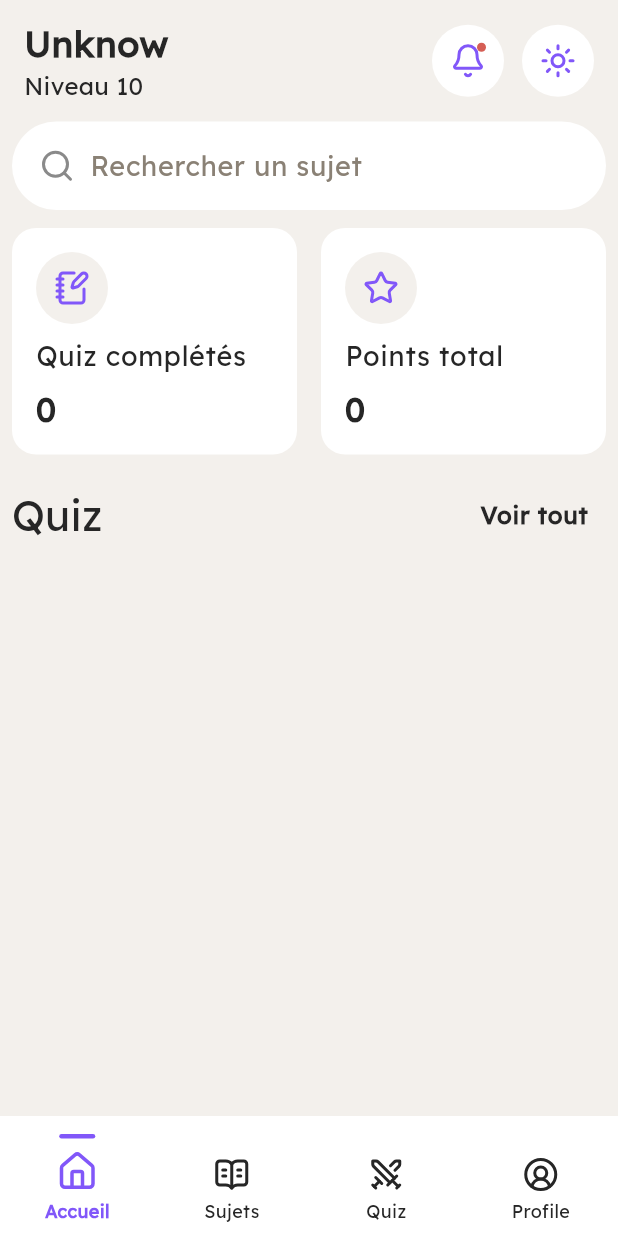
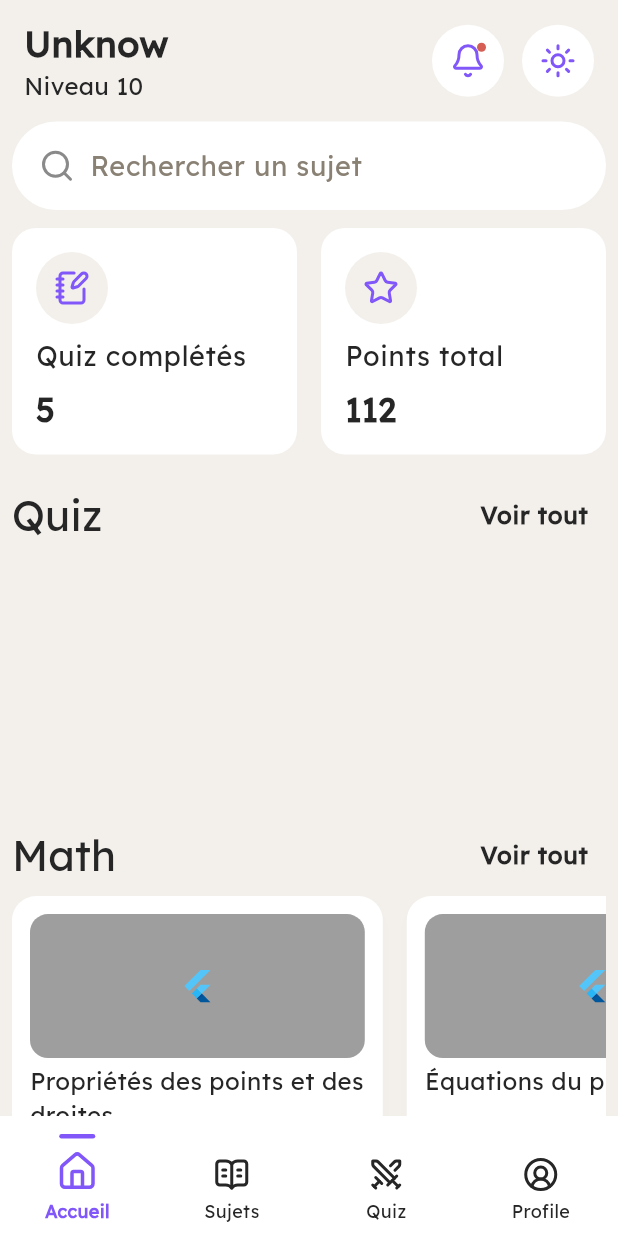
Before and after one commit to Just2sire/flutter_fire_miabe_quiz, a Flutter app: the HomePage screen opened by its route, on a phone screen of 412 x 824 dp. Run offline on Flutter 3.47's test engine with Material 3 defaults, Android fonts, the phone set to English and light mode, and no system bars; our stand-ins replace go_router, lucide_icons_flutter, shared_preferences; accounts and stored records are empty.

Commit message:
feat: implement SubjectPage and AppProgressIndicator, refactor HomePage and routing

```diff
--- a/lib/core/routing/router.dart
+++ b/lib/core/routing/router.dart
@@ -1,8 +1,6 @@
 import "package:flutter/material.dart";
 import "package:go_router/go_router.dart";
 import "package:miabe_quiz/core/routing/app_routes.dart";
-import "package:miabe_quiz/presentation/pages/app_shell.dart";
-import "package:miabe_quiz/presentation/pages/home_page.dart";
 import "package:miabe_quiz/presentation/pages/index.dart";
 
 final appRouter = GoRouter(
@@ -35,7 +33,8 @@ final appRouter = GoRouter(
             GoRoute(
               path: AppRoutes.subjects,
               builder: (context, state) =>
-                  const Scaffold(body: Center(child: Text("Sujets"))),
+                  const SubjectPage(),
+              // routes: const []
             ),
           ],
         ),
--- a/lib/presentation/pages/home_page.dart
+++ b/lib/presentation/pages/home_page.dart
@@ -3,11 +3,13 @@ import "package:lucide_icons_flutter/lucide_icons.dart";
 import "package:miabe_quiz/core/extensions/build_context_extensions.dart";
 import "package:miabe_quiz/core/extensions/string_extensions.dart";
 import "package:miabe_quiz/core/helpers/icon_resolver.dart";
+import "package:miabe_quiz/core/theme/app_colors.dart";
 import "package:miabe_quiz/core/theme/app_spacing.dart";
+import "package:miabe_quiz/domain/entities/lesson.dart";
 import "package:miabe_quiz/domain/entities/subject.dart" show Subject;
 import "package:miabe_quiz/presentation/providers/index.dart";
 import "package:miabe_quiz/presentation/widgets/index.dart"
-    show AppScaffold, AppTextFormField, AppTopbar;
+    show AppScaffold, AppTextFormField, AppTopbar, AppProgressIndicator;
 import "package:provider/provider.dart";
 
 class HomePage extends StatefulWidget {
@@ -21,8 +23,8 @@ class HomePage extends StatefulWidget {
 
 class _HomePageState extends State<HomePage> {
   final List<_CardData> cardData = [
-    (icon: LucideIcons.notebookPen, label: "Quiz complétés", value: 0),
-    (icon: LucideIcons.star, label: "Points total", value: 0),
+    (icon: LucideIcons.notebookPen, label: "Quiz complétés", value: 05),
+    (icon: LucideIcons.star, label: "Points total", value: 112),
   ];
   @override
   Widget build(BuildContext context) {
@@ -33,6 +35,7 @@ class _HomePageState extends State<HomePage> {
     final subjectProvider = context.read<SubjectsProvider>();
 
     return AppScaffold(
+      scrollable: true,
       padding: context.isMobile
           ? AppSpacing.screenPadding
           : AppSpacing.screenPaddingLg,
@@ -94,6 +97,122 @@ class _HomePageState extends State<HomePage> {
             spacing: AppSpacing.lg,
             children: List.generate(2, (index) {
               final (:icon, :label, :value) = cardData[index];
+              return HomeCard(
+                theme: theme,
+                icon: icon,
+                colorScheme: colorScheme,
+                label: label,
+                textTheme: textTheme,
+                value: value,
+              );
+            }),
+          ),
+          AppSpacing.gapVMd,
+          Row(
+            mainAxisAlignment: .spaceBetween,
+            children: [
+              Text("Quiz", style: textTheme.headlineMedium),
+              TextButton(onPressed: () {}, child: const Text("Voir tout")),
+            ],
+          ),
+          SizedBox(
+            height: AppSpacing.yotta * 1.65,
+            child: ListView.builder(
+              scrollDirection: .horizontal,
+              itemCount: subjectProvider.subjects.length,
+              itemBuilder: (context, index) {
+                final Subject(
+                  :colorHex,
+                  :iconName,
+                  :name,
+                  :totalLessons,
+                  :totalQuizzes,
+                  :progress,
+                ) = subjectProvider.subjects[index];
+                return SubjectCard(
+                  colorHex: colorHex,
+                  iconName: iconName,
+                  name: name,
+                  textTheme: textTheme,
+                  totalLessons: totalLessons,
+                  totalQuizzes: totalQuizzes,
+                  progress: progress,
+                );
+              },
+            ),
+          ),
+          AppSpacing.gapVMd,
+          Row(
+            mainAxisAlignment: .spaceBetween,
+            children: [
+              Text("Math", style: textTheme.headlineMedium),
+              TextButton(onPressed: () {}, child: const Text("Voir tout")),
+            ],
+          ),
+          FutureBuilder(
+            future: getMathLessons(),
+            builder: (context, snapshot) {
+              if (snapshot.connectionState == .waiting) {
+                return const Center(child: CircularProgressIndicator());
+              }
+
+              if (snapshot.connectionState == .done && snapshot.hasData) {
+                final lessons = snapshot.data!;
+                return SizedBox(
+                  height: AppSpacing.yotta * 1.825,
+                  child: ListView.builder(
+                    scrollDirection: .horizontal,
+                    itemCount: lessons.length,
+                    itemBuilder: (context, index) {
+                      final Lesson(
+                        :unitId,
+                        :title,
+                        // :thumbnailAsset,
+                      ) = lessons[index];
+                      return LessonCard(title: title, textTheme: textTheme);
+                    },
+                  ),
+                );
+              }
+
+              return const Center(
+                child: Text("Erreur lors du chargement des données"),
+              );
+            },
+          ),
+        ],
+      ),
+    );
+  }
+
+  Future<List<Lesson>> getMathLessons() async {
+    final lessons = await context.read<SubjectsProvider>().lessonsForSubject(
+      "math",
+    );
+    return lessons;
+  }
+}
+
+class HomeCard extends StatelessWidget {
+  const HomeCard({
+    required this.theme,
+    required this.icon,
+    required this.colorScheme,
+    required this.label,
+    required this.textTheme,
+    required this.value,
+    super.key,
+  });
+
+  final ThemeData theme;
+  final IconData icon;
+  final ColorScheme colorScheme;
+  final String label;
+  final TextTheme textTheme;
+  final num value;
+
+  @override
+  Widget build(BuildContext context) {
     return Expanded(
       child: Builder(
         builder: (context) {
@@ -101,17 +220,13 @@ class _HomePageState extends State<HomePage> {
           return Card(
             margin: EdgeInsets.zero,
             child: Container(
-                        padding: isMobile
-                            ? AppSpacing.insetLg
-                            : AppSpacing.insetXxl,
+              padding: isMobile ? AppSpacing.insetLg : AppSpacing.insetXxl,
               decoration: const BoxDecoration(
                 borderRadius: AppSpacing.roundedXxl,
               ),
               child: isMobile
                   ? Column(
-                                spacing: isMobile
-                                    ? AppSpacing.sm
-                                    : AppSpacing.xxl,
+                      spacing: isMobile ? AppSpacing.sm : AppSpacing.xxl,
                       crossAxisAlignment: .start,
                       children: [
                         Container(
@@ -120,10 +235,7 @@ class _HomePageState extends State<HomePage> {
                             shape: .circle,
                             color: theme.scaffoldBackgroundColor,
                           ),
-                                    child: Icon(
-                                      icon,
-                                      color: colorScheme.secondary,
-                                    ),
+                          child: Icon(icon, color: colorScheme.secondary),
                         ),
                         Text(label, style: textTheme.bodyLarge),
                         Text(
@@ -158,66 +270,147 @@ class _HomePageState extends State<HomePage> {
         },
       ),
     );
-            }),
+  }
+}
+
+class LessonCard extends StatelessWidget {
+  const LessonCard({required this.title, required this.textTheme, super.key});
+
+  final String title;
+  final TextTheme textTheme;
+
+  @override
+  Widget build(BuildContext context) {
+    return Card(
+      elevation: AppSpacing.elevationMd,
+      margin: const EdgeInsets.only(right: AppSpacing.lg),
+      child: Container(
+        width: context.isMobile
+            ? context.screenWidth * 0.6
+            : context.screenWidth * 0.25,
+        padding: AppSpacing.insetMd,
+        decoration: const BoxDecoration(borderRadius: AppSpacing.roundedXl),
+        child: Column(
+          mainAxisSize: .min,
+          spacing: AppSpacing.xs,
+          crossAxisAlignment: .start,
+          children: [
+            Container(
+              height: AppSpacing.yotta,
+              alignment: .center,
+              decoration: const BoxDecoration(
+                borderRadius: AppSpacing.roundedLg,
+                color: Colors.grey,
               ),
-          AppSpacing.gapVMd,
-          Row(
-            mainAxisAlignment: .spaceBetween,
-            children: [
-              Text("Quiz", style: textTheme.headlineMedium),
-              TextButton(onPressed: () {}, child: const Text("Voir tout")),
+              child: const FlutterLogo(),
+            ),
+            Text(
+              title,
+              style: textTheme.bodyMedium,
+              maxLines: 2,
+              overflow: .ellipsis,
+            ),
           ],
         ),
-          SizedBox(
-            height: AppSpacing.yotta * 1.5,
-            child: ListView(
-              scrollDirection: .horizontal,
-              children: List.generate(subjectProvider.subjects.length, (index) {
-                final Subject(
-                  :colorHex,
-                  :iconName,
-                  :name,
-                  :totalLessons,
-                  :totalQuizzes,
-                ) = subjectProvider.subjects[index];
+      ),
+    );
+  }
+}
+
+class SubjectCard extends StatelessWidget {
+  const SubjectCard({
+    required this.colorHex,
+    required this.iconName,
+    required this.name,
+    required this.textTheme,
+    required this.totalLessons,
+    required this.totalQuizzes,
+    required this.progress,
+    super.key,
+  });
+
+  final String colorHex;
+  final String iconName;
+  final String name;
+  final TextTheme textTheme;
+  final int totalLessons;
+  final int totalQuizzes;
+  final double progress;
+
+  @override
+  Widget build(BuildContext context) {
     return Card(
       margin: const EdgeInsets.only(right: AppSpacing.lg),
       color: colorHex.toColor(),
       child: Container(
         width: context.isMobile
             ? context.screenWidth * 0.8
-                        : context.screenWidth * 0.3,
+            : context.screenWidth * 0.4,
         padding: AppSpacing.insetMd,
-                    decoration: const BoxDecoration(
-                      borderRadius: AppSpacing.roundedXxl,
-                    ),
+        decoration: const BoxDecoration(borderRadius: AppSpacing.roundedXxl),
         child: Column(
+          mainAxisSize: .min,
+          spacing: AppSpacing.xs,
+          crossAxisAlignment: .start,
           children: [
             Row(
+              spacing: AppSpacing.md,
               children: [
                 IconContainer(
-                              backgroundColor: colorScheme.surface.withValues(
-                                alpha: 0.5,
-                              ),
-                              color: colorScheme.surface,
+                  backgroundColor: AppColors.white.withValues(alpha: 0.2),
+                  color: AppColors.white,
+                  iconSize: AppSpacing.iconXl,
                   icon: resolveIcon(iconName),
                 ),
                 Column(
+                  crossAxisAlignment: .start,
+                  mainAxisAlignment: .spaceBetween,
                   children: [
-                                Text(name),
-                                Text("$totalLessons Cours"),
-                              ],
+                    Text(
+                      name,
+                      style: textTheme.titleMedium!.copyWith(
+                        color: AppColors.white,
+                      ),
+                    ),
+                    Text(
+                      "$totalLessons Cours",
+                      style: textTheme.bodyMedium!.copyWith(
+                        color: AppColors.white,
+                      ),
                     ),
                   ],
                 ),
               ],
             ),
+            Text(
+              "$totalQuizzes Quiz",
+              style: textTheme.titleMedium!.copyWith(color: AppColors.white),
             ),
-                );
-              }),
+            AppProgressIndicator(
+              value: progress,
+              height: AppSpacing.xs,
+              backgroundColor: AppColors.white.withValues(alpha: 0.2),
+              valueColor: AppColors.white,
+            ),
+            Row(
+              mainAxisAlignment: .spaceBetween,
+              children: [
+                Text(
+                  "Progrès",
+                  style: textTheme.bodyMedium!.copyWith(
+                    color: AppColors.white.withValues(alpha: 0.8),
+                  ),
+                ),
+                Text(
+                  "${(progress * 100).round()}%",
+                  style: textTheme.bodyMedium!.copyWith(
+                    color: AppColors.white.withValues(alpha: 0.8),
                   ),
                 ),
               ],
+            ),
+          ],
+        ),
       ),
     );
   }
--- a/lib/presentation/pages/index.dart
+++ b/lib/presentation/pages/index.dart
@@ -1,3 +1,5 @@
+export "app_shell.dart";
 export "error_page.dart";
-// export "home_page.dart";
+export "home_page.dart";
+export "subject_page.dart";
 export "welcome_page.dart";
--- a/lib/presentation/widgets/app_scaffold.dart
+++ b/lib/presentation/widgets/app_scaffold.dart
@@ -1,5 +1,6 @@
 import "package:flutter/material.dart";
 import "package:flutter/services.dart" show SystemUiOverlayStyle;
+import "package:miabe_quiz/core/extensions/build_context_extensions.dart";
 import "package:miabe_quiz/core/theme/app_spacing.dart";
 
 class AppScaffold extends StatelessWidget {
@@ -72,7 +73,7 @@ class AppScaffold extends StatelessWidget {
   Widget build(BuildContext context) {
     final theme = Theme.of(context);
     final isDarkMode =
-        MediaQuery.platformBrightnessOf(context) == Brightness.dark;
+        context.isDarkMode;
 
     // FIX 1 — Status bar contrast.
     // The icons must CONTRAST with the status bar background:
@@ -83,9 +84,9 @@ class AppScaffold extends StatelessWidget {
     final overlayStyle = SystemUiOverlayStyle(
       statusBarColor: statusBarColor ?? theme.scaffoldBackgroundColor,
       statusBarIconBrightness:
-      isDarkMode ? Brightness.dark : Brightness.light, // Android
+      isDarkMode ? Brightness.light : Brightness.dark, // Android
       statusBarBrightness:
-      isDarkMode ? Brightness.light : Brightness.dark, // iOS
+      isDarkMode ? .dark : Brightness.light, // iOS
     );
 
     final isScrollable = scrollable || onRefresh != null;
--- a/lib/presentation/widgets/index.dart
+++ b/lib/presentation/widgets/index.dart
@@ -1,6 +1,7 @@
 export "app_divider.dart";
 export "app_elevated_button.dart";
 export "app_outlined_button.dart";
+export "app_progress_indicator.dart";
 export "app_responsive_builder.dart";
 export "app_scaffold.dart";
 export "app_text_form_field.dart";
```
Also changed, not shown: lib/presentation/pages/subject_page.dart (added, +11 -0 lines), lib/presentation/widgets/app_progress_indicator.dart (added, +264 -0 lines), lib/domain/entities/subject.dart (indentation only). Lines whose indentation alone changed are shown as unchanged.
